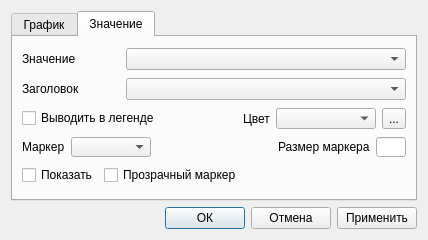
Above: rdo/app/rdo_studio/trunk/res/ui/chart_preferences.ui from aurusov/rdo_studio before the change. Below: the same form after it.
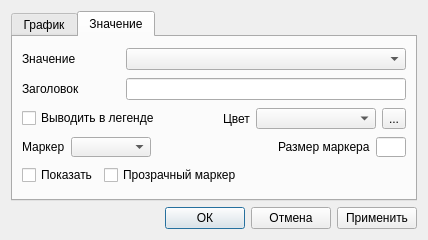
That is the form after the change. The open tabs and pages were chosen to show the change.

```diff
--- a/rdo/app/rdo_studio/trunk/res/ui/chart_preferences.ui
+++ b/rdo/app/rdo_studio/trunk/res/ui/chart_preferences.ui
@@ -205,7 +205,7 @@
           </spacer>
          </item>
          <item>
-          <widget class="QComboBox" name="titleComboBox">
+          <widget class="QLineEdit" name="titleValueLineEdit">
            <property name="minimumSize">
             <size>
              <width>280</width>
@@ -251,7 +251,7 @@
             <widget class="QComboBox" name="colorComboBox">
              <property name="minimumSize">
               <size>
-               <width>100</width>
+               <width>120</width>
                <height>20</height>
               </size>
              </property>
```
